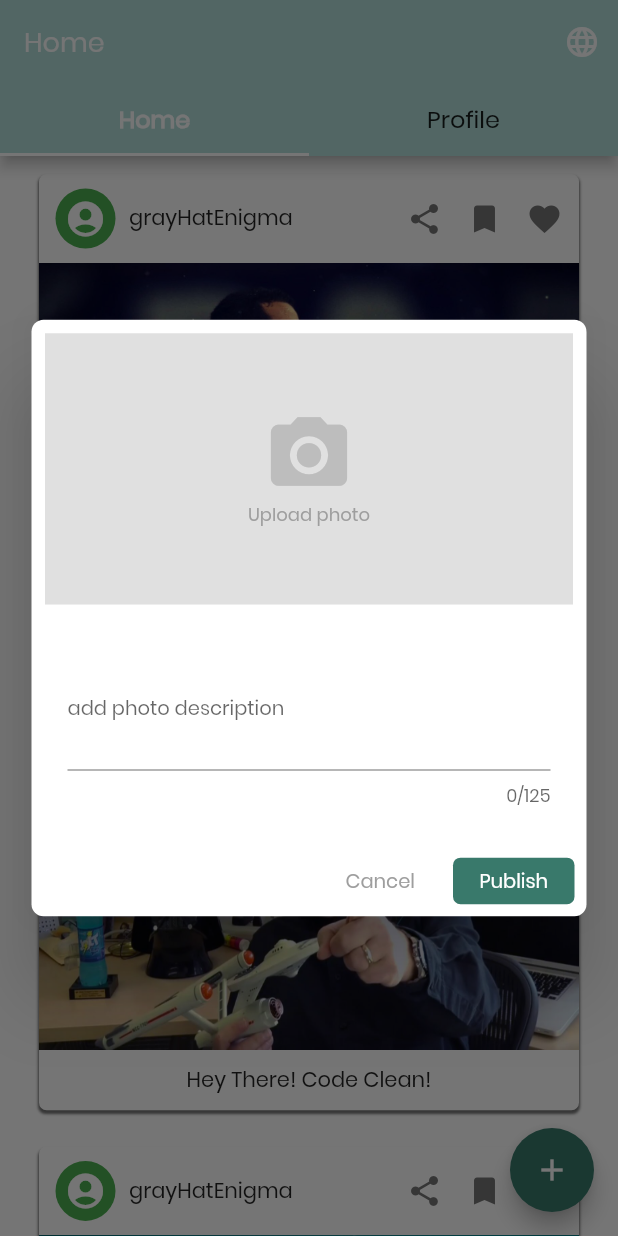
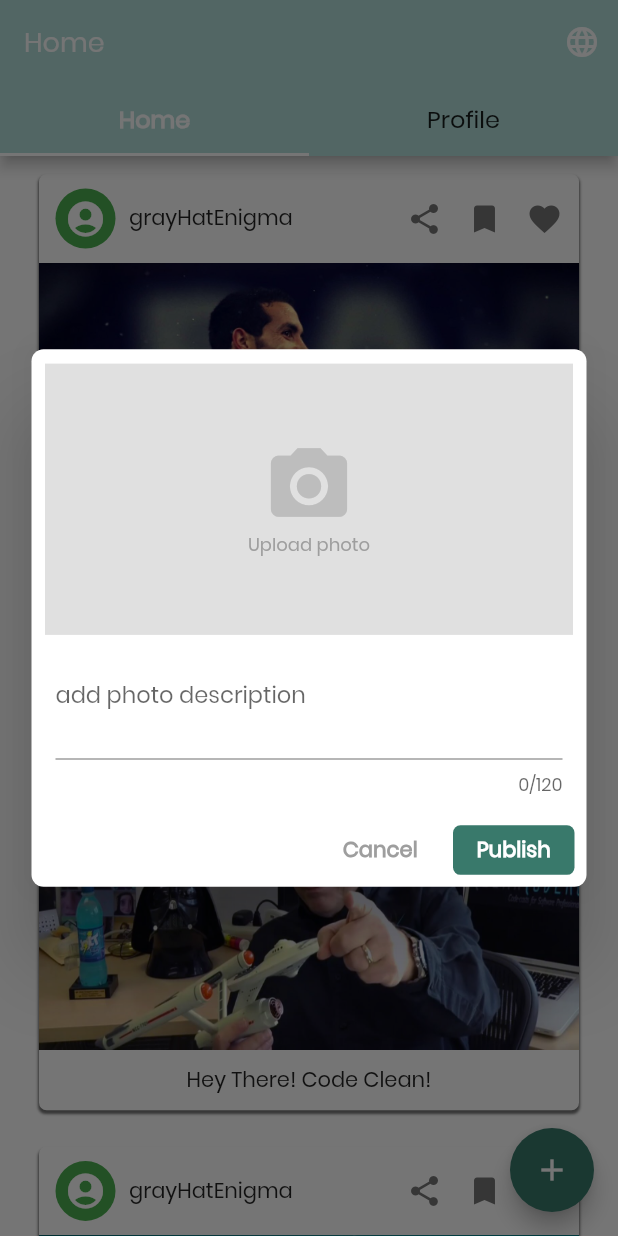
Before and after one commit to grayHatEnigma/kortobaa_task, a Flutter app: the screen it shows after launch, after a tap on the "add" icon, on a phone screen of 412 x 824 dp. Run offline on Flutter 3.47's test engine with Material 2 defaults, Android fonts, the phone set to English and light mode, and no system bars; our stand-ins replace bloc, equatable, flutter_bloc, flutter_i18n, location, rxdart and 1 more; missing offline and left inert: geocoder; accounts and stored records are empty.

```diff
--- a/lib/ui/widgets/add_post_dialog.dart
+++ b/lib/ui/widgets/add_post_dialog.dart
@@ -1,15 +1,3 @@
-/*
-
-TextField(
-              decoration: InputDecoration(
-                  labelText:
-                      FlutterI18n.translate(context, kTitleTextFieldHint)),
-              controller: titleController,
-              maxLength: 25,
-            ),
-
-*/
-
 import 'package:flutter/material.dart';
 import 'package:flutter_i18n/flutter_i18n.dart';
 import 'package:kortobaa_task/ui/widgets/rounded_rect_button.dart';
@@ -32,12 +20,18 @@ class _AddPostDialogState extends State<AddPostDialog> {
   @override
   Widget build(BuildContext context) {
     return AlertDialog(
-      scrollable: true,
       insetPadding: EdgeInsets.all(
         sizeUtil.width(20.0),
       ),
-      titlePadding: EdgeInsets.all(
-        sizeUtil.width(8.0),
+      titlePadding: EdgeInsets.only(
+        top: sizeUtil.height(8.0),
+        right: sizeUtil.width(8.0),
+        left: sizeUtil.width(8.0),
+      ),
+      contentPadding: EdgeInsets.only(
+        bottom: sizeUtil.height(8.0),
+        right: sizeUtil.width(15.0),
+        left: sizeUtil.width(15.0),
       ),
       shape: RoundedRectangleBorder(
         borderRadius: BorderRadius.all(
@@ -48,27 +42,31 @@ class _AddPostDialogState extends State<AddPostDialog> {
       content: TextField(
         decoration: InputDecoration(
           labelText: FlutterI18n.translate(context, kTextHint),
-          labelStyle: TextStyle(fontSize: 13),
+          labelStyle: TextStyle(fontSize: 15),
         ),
         textAlign: TextAlign.justify,
         controller: textController,
         maxLines: 2,
-        maxLength: 125,
+        maxLength: 120,
       ),
       actions: [
         RoundedRectButton(
             text: FlutterI18n.translate(context, kCancel),
-            fontSize: 13,
             isSelected: false,
             onTap: () {
               Navigator.pop(context);
             }),
         RoundedRectButton(
             text: FlutterI18n.translate(context, kPublish),
-            fontSize: 13,
             isSelected: true,
             onTap: () {})
       ],
     );
   }
+
+  @override
+  void dispose() {
+    textController.dispose();
+    super.dispose();
+  }
 }
--- a/lib/ui/widgets/rounded_rect_button.dart
+++ b/lib/ui/widgets/rounded_rect_button.dart
@@ -3,15 +3,12 @@ import '../../constants.dart';
 
 class RoundedRectButton extends StatelessWidget {
   final String text;
-  final double fontSize;
+
   final Function onTap;
   final bool isSelected;
 
   const RoundedRectButton(
-      {@required this.text,
-      @required this.fontSize,
-      @required this.onTap,
-      this.isSelected});
+      {@required this.text, @required this.onTap, this.isSelected});
   @override
   Widget build(BuildContext context) {
     final textColor = isSelected ? Colors.white : Colors.grey;
@@ -28,7 +25,8 @@ class RoundedRectButton extends StatelessWidget {
           child: Center(
             child: Text(
               text,
-              style: TextStyle(fontSize: fontSize, color: textColor),
+              style: TextStyle(
+                  fontSize: 14, color: textColor, fontWeight: FontWeight.w600),
             ),
           )),
     );
```
Also changed, not shown: lib/ui/widgets/rounded_button.dart (deleted, +0 -31 lines).
